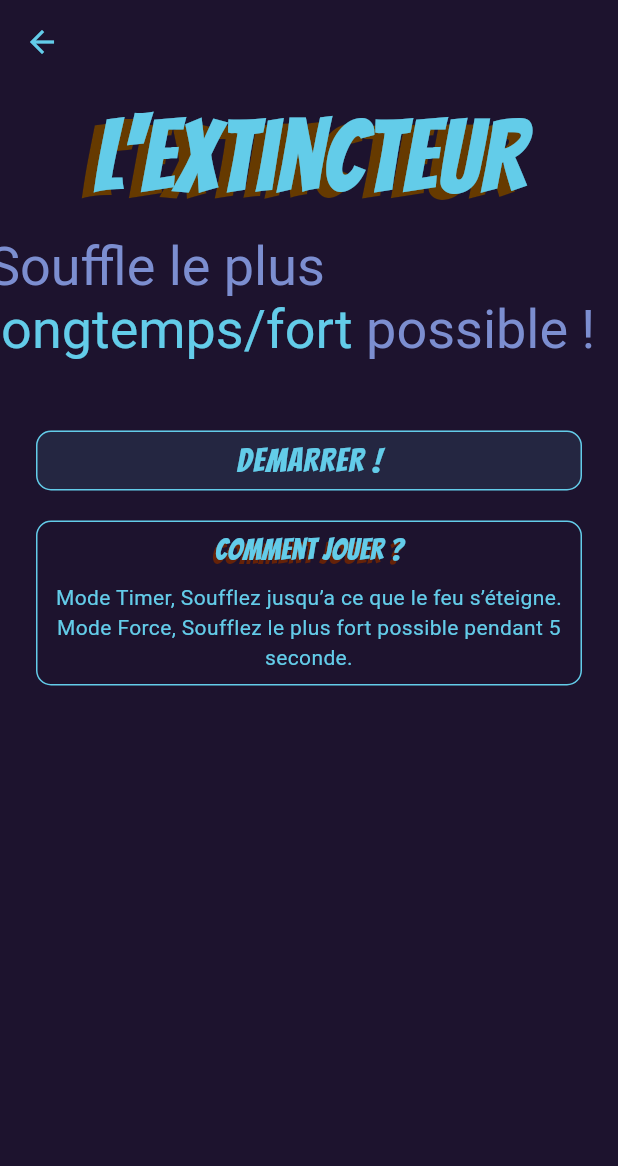
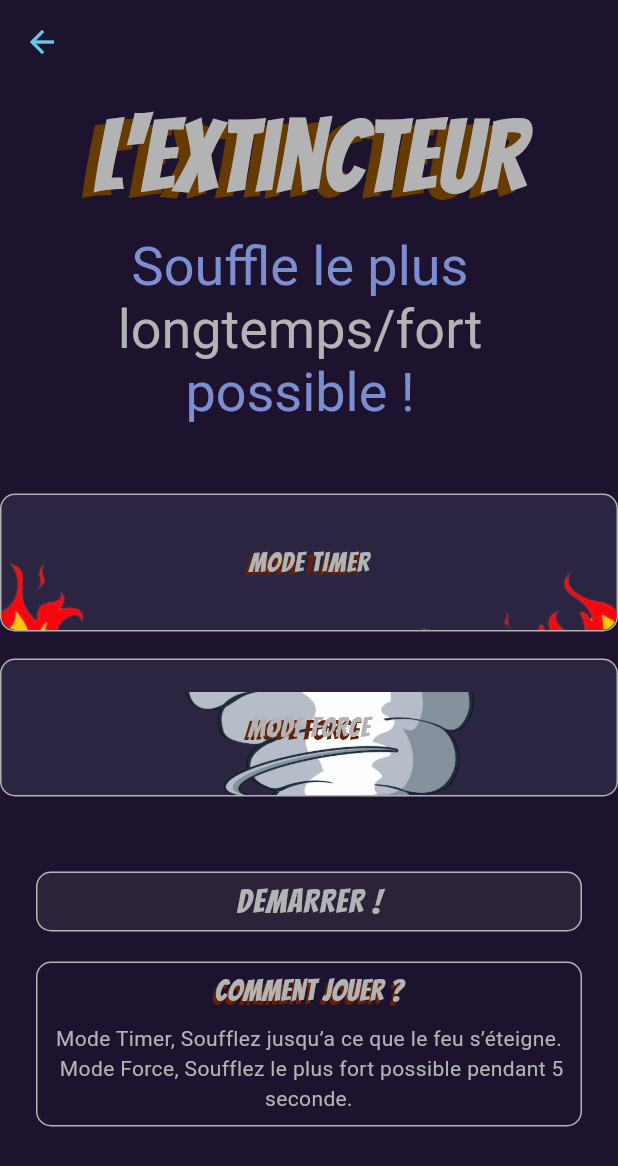
Before and after one commit to DorianDI/DoobleQuest, a Flutter app: the ExtincteurPage screen opened directly, on a phone screen of 412 x 824 dp. Shown: the top 1166 px of the screen. Run offline on Flutter 3.47's test engine with Material 3 defaults, Android fonts, the light colour scheme and no system bars; our stand-ins replace audioplayers, sensors_plus.

Commit message:
extincteur init

```diff
--- a/lib/game/extincteur/accueil.dart
+++ b/lib/game/extincteur/accueil.dart
@@ -45,14 +45,15 @@ class _ExtincteurPageState extends State<ExtincteurPage> {
                   style: TextStyle(
                     fontFamily: 'Bangers',
                     fontSize: 68,
-                    color: Color(0xFF63CCE9),
+                    color: Color(0xFFB3B3B3),
                   ),
                 ),
               ],
             ),
             Transform.translate(
-              offset: const Offset(-8, 4),
+              offset: const Offset(-6, 4),
               child: RichText(
+                textAlign: TextAlign.center,
                 text: const TextSpan(
                   style: TextStyle(
                     fontFamily: 'Caveat',
@@ -62,12 +63,26 @@ class _ExtincteurPageState extends State<ExtincteurPage> {
                     TextSpan(text: 'Souffle le plus ',
                         style: TextStyle(color: Color(0xFF7C8ED0))),
                     TextSpan(text: 'longtemps/fort ',
-                        style: TextStyle(color: Color(0xFF63CCE9))),
+                        style: TextStyle(color: Color(0xFFB3B3B3))),
                     TextSpan(
-                        text: 'possible !', style: TextStyle(color: Color(0xFF7C8ED0))),
+                        text: '\npossible !', style: TextStyle(color: Color(0xFF7C8ED0))),
                   ],
                 ),
               ),
+            ),
+            SizedBox(height: 50),
+            Column(
+              children: const [
+                ModeCard(
+                  title: "Mode Timer",
+                  assetDecor: "assets/img/game/feu.png",
+                ),
+                SizedBox(height: 18),
+                ModeCard(
+                  title: "Mode Force",
+                  assetDecor: "assets/img/game/vent.png",
+                ),
+              ],
             ),
             SizedBox(height: 50),
             Expanded(
@@ -100,7 +115,7 @@ class _ExtincteurPageState extends State<ExtincteurPage> {
           decoration: BoxDecoration(
             color: Colors.transparent,
             borderRadius: BorderRadius.circular(10),
-            border: Border.all(color: Color(0xFF63CCE9)),
+            border: Border.all(color: Color(0xFFB3B3B3)),
           ),
           child: Column(
             children: [
@@ -127,7 +142,7 @@ class _ExtincteurPageState extends State<ExtincteurPage> {
                       style: TextStyle(
                         fontFamily: 'Bangers',
                         fontSize: 20,
-                        color: Color(0xFF63CCE9),
+                        color: Color(0xFFB3B3B3),
                       ),
                     ),
                   ],
@@ -137,8 +152,8 @@ class _ExtincteurPageState extends State<ExtincteurPage> {
               Padding(
                 padding: const EdgeInsets.only(bottom: 8, left: 8, right: 8),  // Léger padding
                 child: Text(
-                  "Mode Timer, Soufflez jusqu’a ce que le feu s’éteigne. Mode Force, Soufflez le plus fort possible pendant 5 seconde.",
-                  style: TextStyle(color: Color(0xFF63CCE9), fontSize: 14),
+                  "Mode Timer, Soufflez jusqu’a ce que le feu s’éteigne.\n Mode Force, Soufflez le plus fort possible pendant 5 seconde.",
+                  style: TextStyle(color: Color(0xFFB3B3B3), fontSize: 14),
                   textAlign: TextAlign.center,
                 ),
               ),
@@ -156,10 +171,10 @@ class _ExtincteurPageState extends State<ExtincteurPage> {
       child: ElevatedButton(
         onPressed: onTap,
         style: ElevatedButton.styleFrom(
-          backgroundColor: const Color(0xFF63CCE9).withValues(alpha: 0.1),
-          foregroundColor: const Color(0xFF63CCE9),
+          backgroundColor: const Color(0xFFB3B3B3).withValues(alpha: 0.1),
+          foregroundColor: const Color(0xFFB3B3B3),
           elevation: 0,
-          side: const BorderSide(color: Color(0xFF63CCE9), width: 1),
+          side: const BorderSide(color: Color(0xFFB3B3B3), width: 1),
           shape: RoundedRectangleBorder(
             borderRadius: BorderRadius.circular(10),
           ),
@@ -177,3 +192,74 @@ class _ExtincteurPageState extends State<ExtincteurPage> {
     );
   }
 }
+
+class ModeCard extends StatelessWidget {
+  final String title;
+  final String assetDecor; // ex: "assets/flames.png"
+  final double height;
+
+  const ModeCard({
+    super.key,
+    required this.title,
+    required this.assetDecor,
+    this.height = 92,
+  });
+
+  @override
+  Widget build(BuildContext context) {
+    return Container(
+      height: height,
+      decoration: BoxDecoration(
+        color: const Color(0xFF2B2541), // fond violet sombre (adapte)
+        borderRadius: BorderRadius.circular(10),
+        border: Border.all(color: const Color(0xFFB3B3B3)),
+      ),
+      child: ClipRRect(
+        borderRadius: BorderRadius.circular(10),
+        child: Stack(
+          children: [
+            // Décor en bas (flammes / tornades)
+            Positioned(
+              left: 0,
+              right: 0,
+              bottom: 0,
+              child: Image.asset(
+                assetDecor,
+                fit: BoxFit.cover, // ou BoxFit.contain selon ton png
+                height: height * 0.75, // taille du décor
+              ),
+            ),
+
+            // Texte centré + petit effet "shadow"
+            Center(
+              child: Stack(
+                children: [
+                  Transform.translate(
+                    offset: const Offset(-2, 2),
+                    child: Text(
+                      title.toUpperCase(),
+                      style: const TextStyle(
+                        fontFamily: 'Bangers',
+                        fontSize: 18,
+                        color: Color(0xFF652208), // ombre/brun
+                      ),
+                    ),
+                  ),
+                  Text(
+                    title.toUpperCase(),
+                    style: const TextStyle(
+                      fontFamily: 'Bangers',
+                      fontSize: 18,
+                      color: Color(0xFFB3B3B3),
+                      letterSpacing: 0.8,
+                    ),
+                  ),
+                ],
+              ),
+            ),
+          ],
+        ),
+      ),
+    );
+  }
+}
--- a/pubspec.yaml
+++ b/pubspec.yaml
@@ -55,5 +55,7 @@ flutter:
     - assets/sfx/tick.mp3
     - assets/img/game/cowboy_bg.png
     - assets/img/game/cowboy_gun.png
+    - assets/img/game/feu.png
+    - assets/img/game/vent.png
 
   uses-material-design: true
```
